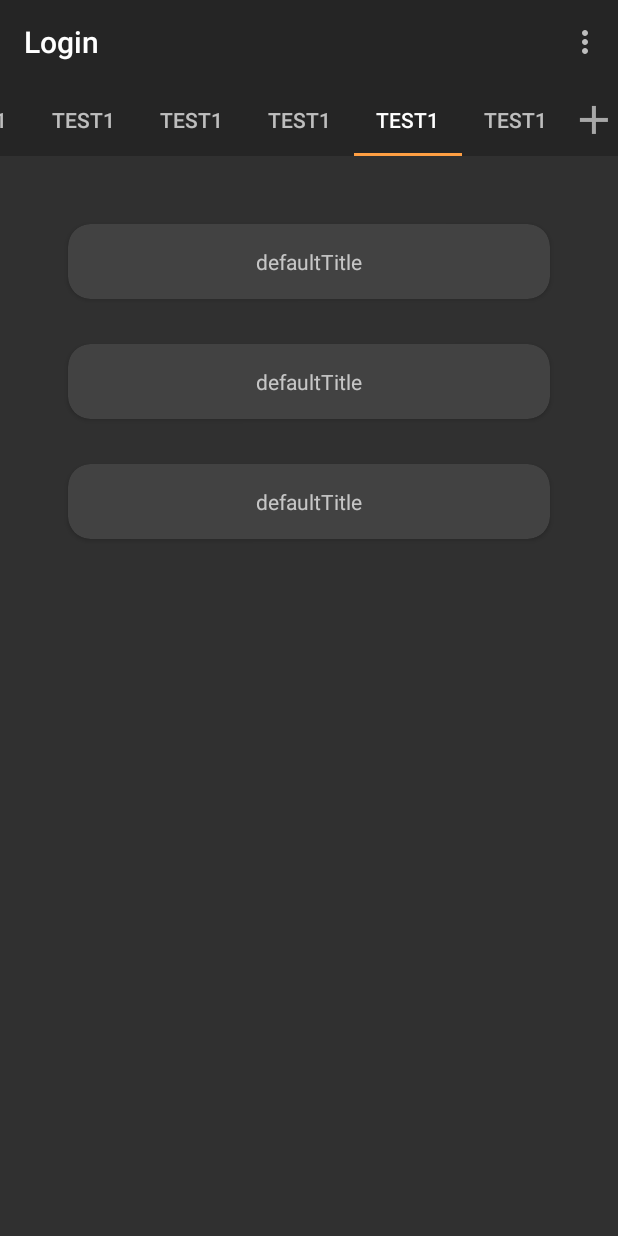
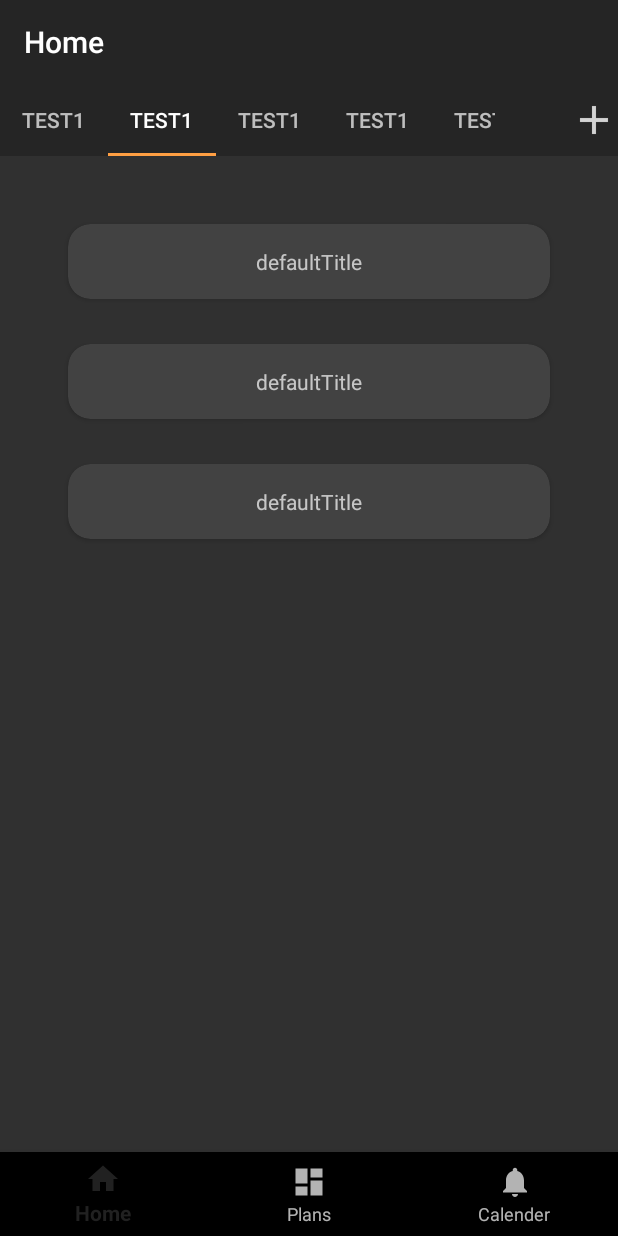
Before and after one commit to Dezaos/AndroidWorkoutPlanner, an Android app: the fragment Fragment_WorkoutPlans placed in its activity, tab 2 chosen, on a phone screen of 412 x 824 dp. Run offline under Robolectric (Android 15) with nearby library versions, the phone set to English and light mode, and no system bars; our stand-ins replace Firebase (no records; nobody signed in at launch, a user with empty details on screens opened directly); libraries missing offline, so code that uses them is left out: com.firebase.ui.

Commit message:
Fixed some fragment bugs

```diff
--- a/app/src/main/java/com/example/mikkel/workoutplanner/MainActivity.java
+++ b/app/src/main/java/com/example/mikkel/workoutplanner/MainActivity.java
@@ -27,6 +27,7 @@ public class MainActivity extends AppCompatActivity {
 
     private int _lastBottomFragment = -1;
     BottomNavigationView _bottomNavigation;
+    private Menu _actionMenu;
     private MainActivityState _state;
 
     @Override
@@ -37,13 +38,21 @@ public class MainActivity extends AppCompatActivity {
         Toolbar toolbar = findViewById(R.id.toolbar);
         setSupportActionBar(toolbar);
         _bottomNavigation = (BottomNavigationView) findViewById(R.id.navigation);
+        _bottomNavigation.setOnNavigationItemSelectedListener(mOnNavigationItemSelectedListener);
 
+        //Gets the current state of the activity, so when the activity is remade, then it know what
+        // is state where before
         _state = DataManager.getInstance().getState(MainActivityState.class);
         if(_state == null)
         {
-            _state = DataManager.getInstance().addState(new MainActivityState());
+            _state = DataManager.getInstance().addState(new MainActivityState(this));
         }
 
+        //If the app just have been opened, then check if it is logged in and act accountancy, else
+        //pop it's state
+        if(!DataManager.getInstance().get_init())
+        {
+            DataManager.getInstance().set_init(true);
             if(DataManager.getInstance().get_user() != null)
             {
                 loginSucces();
@@ -54,17 +63,19 @@ public class MainActivity extends AppCompatActivity {
             }
         }
 
+        _state.applyState();
+    }
+
     private void logout()
     {
-        _bottomNavigation.setOnNavigationItemSelectedListener(null);
-        _bottomNavigation.setVisibility(View.INVISIBLE);
-        FragmentTransitionManager.getInstance().clearAndInitializeFragment(this,new Fragment_Login(),R.id.outerFrame);
+        setActionMenuVisibility(false);
+        FragmentTransitionManager.getInstance().clearAndInitializeFragment(this,new Fragment_Login(),R.id.mainFrame);
     }
 
     public void loginSucces()
     {
-        _bottomNavigation.setOnNavigationItemSelectedListener(mOnNavigationItemSelectedListener);
-        _bottomNavigation.setVisibility(View.VISIBLE);
+        setBottomNavigationVisibility(View.VISIBLE);
+        setActionMenuVisibility(true);
         changeMainFragment("Home",new Fragment_Home(),0);
     }
 
@@ -104,7 +115,7 @@ public class MainActivity extends AppCompatActivity {
 
     private void changeMainFragment(String newTitle, Fragment newFragment, int newIndex)
     {
-        getSupportActionBar().setTitle(newTitle);
+        _state.set_currentTitle(newTitle);
 
         int inAnimationCurrent = _lastBottomFragment < newIndex ? R.anim.enter_from_left : R.anim.enter_from_right;
         int inAnimationOld = _lastBottomFragment < newIndex ? R.anim.enter_from_right : R.anim.enter_from_left;
@@ -124,6 +135,12 @@ public class MainActivity extends AppCompatActivity {
     public boolean onCreateOptionsMenu(Menu menu) {
         MenuInflater inflater = getMenuInflater();
         inflater.inflate(R.menu.menu,menu);
+        _actionMenu = menu;
+
+        for (int i = 0; i < _actionMenu.size(); i++) {
+            MenuItem item = _actionMenu.getItem(i);
+            item.setVisible(_state.get_showActionMenu());
+        }
         return super.onCreateOptionsMenu(menu);
     }
 
@@ -139,4 +156,28 @@ public class MainActivity extends AppCompatActivity {
         }
         return super.onOptionsItemSelected(item);
     }
+
+    public void setBottomNavigationVisibility(int visibility)
+    {
+        _bottomNavigation.setVisibility(visibility);
     }
+
+    public void setActionMenuVisibility(boolean show)
+    {
+        if(_actionMenu != null)
+        {
+            for (int i = 0; i < _actionMenu.size(); i++) {
+                MenuItem item = _actionMenu.getItem(i);
+                item.setVisible(show);
+            }
+        }
+        _state.set_showActionMenu(show);
+    }
+
+    public void changeTitle(String title)
+    {
+        _state.set_currentTitle(title);
+    }
+
+
+}
--- a/app/src/main/java/com/example/mikkel/workoutplanner/Singletons/DataManager.java
+++ b/app/src/main/java/com/example/mikkel/workoutplanner/Singletons/DataManager.java
@@ -23,16 +23,23 @@ public class DataManager {
 
     private FirebaseAuth _auth;
     private ArrayList<StateData> _stateData = new ArrayList<StateData>();
+    private boolean _init;
+    private FirebaseUser _user;
 
     public FirebaseUser get_user() {
         return _user;
     }
-
     public void set_user(FirebaseUser _user) {
         this._user = _user;
     }
 
-    private FirebaseUser _user;
+    public boolean get_init() {
+        return _init;
+    }
+
+    public void set_init(boolean _init) {
+        this._init = _init;
+    }
 
     private DataManager()
     {
--- a/app/src/main/java/com/example/mikkel/workoutplanner/Singletons/FragmentTransitionManager.java
+++ b/app/src/main/java/com/example/mikkel/workoutplanner/Singletons/FragmentTransitionManager.java
@@ -54,7 +54,7 @@ public class FragmentTransitionManager {
                 _savedFrames.add(frame);
         }
 
-        fragmentTransaction.replace(id,fragment);
+                fragmentTransaction.replace(id,fragment);
         fragmentTransaction.addToBackStack(null);
         fragmentTransaction.commit();
         _currentFragmentTransition = fragmentTransaction;
--- a/app/src/main/java/com/example/mikkel/workoutplanner/data/StateData/MainActivityState.java
+++ b/app/src/main/java/com/example/mikkel/workoutplanner/data/StateData/MainActivityState.java
@@ -1,6 +1,38 @@
 package com.example.mikkel.workoutplanner.data.StateData;
+
+import com.example.mikkel.workoutplanner.MainActivity;
 
 public class MainActivityState extends StateData
 {
-    //Data will come later
+    private String _currentTitle;
+    private boolean _showActionMenu;
+
+    public boolean get_showActionMenu() {
+        return _showActionMenu;
+    }
+
+    public void set_showActionMenu(boolean _showActionMenu) {
+        this._showActionMenu = _showActionMenu;
+    }
+
+    public MainActivityState(MainActivity mainActivity)
+    {
+        MainActivity.Activity = mainActivity;
+    }
+
+
+    public String get_currentTitle() {
+        return _currentTitle;
+    }
+
+    public void set_currentTitle(String _currentTitle) {
+        this._currentTitle = _currentTitle;
+        MainActivity.Activity.getSupportActionBar().setTitle(_currentTitle);
+    }
+
+    @Override
+    public void applyState() {
+        super.applyState();
+        set_currentTitle(_currentTitle);
+    }
 }
--- a/app/src/main/java/com/example/mikkel/workoutplanner/fragments/Fragment_Login.java
+++ b/app/src/main/java/com/example/mikkel/workoutplanner/fragments/Fragment_Login.java
@@ -32,6 +32,9 @@ public class Fragment_Login extends Fragment
     @Override
     public View onCreateView(LayoutInflater inflater, @Nullable ViewGroup container, Bundle savedInstanceState) {
         _view = inflater.inflate(R.layout.fragment_login,container,false);
+
+        //Hide the bottom navigation bar and action menu
+        MainActivity.Activity.setBottomNavigationVisibility(View.GONE);
 
         Button loginButton = _view.findViewById(R.id.loginButton);
         loginButton.setOnClickListener(new View.OnClickListener() {
--- a/app/src/main/res/layout/fragment_workoutplans.xml
+++ b/app/src/main/res/layout/fragment_workoutplans.xml
@@ -1,33 +1,24 @@
 <?xml version="1.0" encoding="utf-8"?>
 <LinearLayout xmlns:android="http://schemas.android.com/apk/res/android"
+    xmlns:tools="http://schemas.android.com/tools"
     android:layout_width="match_parent"
     android:layout_height="match_parent"
     xmlns:app="http://schemas.android.com/apk/res-auto"
     android:orientation="vertical">
 
-    <LinearLayout
+    <RelativeLayout
         android:layout_width="match_parent"
         android:layout_height="wrap_content"
-        android:orientation="horizontal"
-        android:layoutDirection="rtl"
-        android:gravity="center_vertical"
         android:background="@color/topColor"
         >
 
-        <ImageButton
-            android:id="@+id/workplanAddButton"
-            android:layout_width="wrap_content"
-            android:layout_height="wrap_content"
-            android:background="@drawable/add"
-            android:backgroundTint="#fff"
-            />
-
         <android.support.design.widget.TabLayout
             android:id="@+id/WorkoutplanTabs"
-            android:layout_width="match_parent"
+            android:layout_width="330dp"
             android:layout_height="wrap_content"
             app:tabMode="scrollable"
->
+            android:layout_alignParentLeft="true"
+            >
             <android.support.design.widget.TabItem
                 android:layout_width="wrap_content"
                 android:layout_height="wrap_content"
@@ -62,7 +53,17 @@
                 android:text="test1"/>
 
         </android.support.design.widget.TabLayout>
-    </LinearLayout>
+
+        <ImageButton
+            android:id="@+id/workplanAddButton"
+            android:layout_width="wrap_content"
+            android:layout_height="wrap_content"
+            android:background="@drawable/add_white"
+            android:layout_alignParentRight="true"
+            android:layout_centerVertical="true"
+
+ />
+    </RelativeLayout>
 
 
     <FrameLayout
```
Also changed, not shown: app/src/main/java/com/example/mikkel/workoutplanner/data/StateData/StateData.java (+47 -0 lines), app/src/main/java/com/example/mikkel/workoutplanner/data/StateData/ViewState.java (added, +15 -0 lines), app/src/main/res/drawable-hdpi/add_white.png (added), app/src/main/res/drawable-mdpi/add_white.png (added), app/src/main/res/drawable-xhdpi/add_white.png (added), app/src/main/res/drawable-xxhdpi/add_white.png (added). Lines whose indentation alone changed are shown as unchanged.
